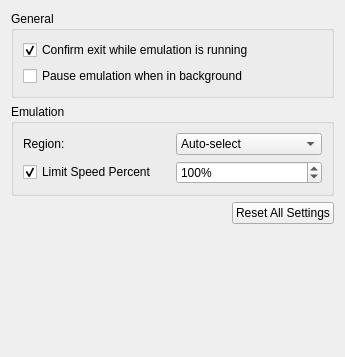
The window that src/citra_qt/configuration/configure_general.ui (tbsp/citra-valentin) describes before a commit, drawn with Qt 5.
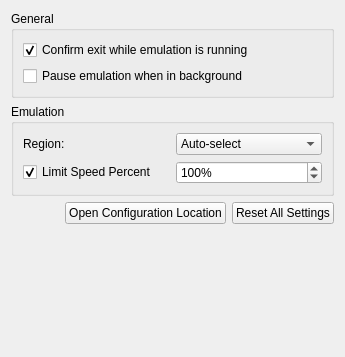
The same window after the commit.

Commit message: citra_qt: add Open Configuration Location button to General

What changed in the file:
```diff
--- a/src/citra_qt/configuration/configure_general.ui
+++ b/src/citra_qt/configuration/configure_general.ui
@@ -128,12 +128,36 @@
        </layout>
       </widget>
      </item>
-     <item alignment="Qt::AlignRight">
+     <item>
+      <layout class="QHBoxLayout" name="horizontalLayout_2">
+       <item>
+        <spacer name="horizontalSpacer">
+         <property name="orientation">
+          <enum>Qt::Horizontal</enum>
+         </property>
+         <property name="sizeHint" stdset="0">
+          <size>
+           <width>40</width>
+           <height>20</height>
+          </size>
+         </property>
+        </spacer>
+       </item>
+       <item>
+        <widget class="QPushButton" name="button_open_configuration_location">
+         <property name="text">
+          <string>Open Configuration Location</string>
+         </property>
+        </widget>
+       </item>
+       <item>
       <widget class="QPushButton" name="button_reset_defaults">
        <property name="text">
         <string>Reset All Settings</string>
        </property>
       </widget>
+       </item>
+      </layout>
      </item>
      <item>
       <spacer name="verticalSpacer">
```
Lines whose indentation alone changed are shown as unchanged. The commit also changes 1 other file.
